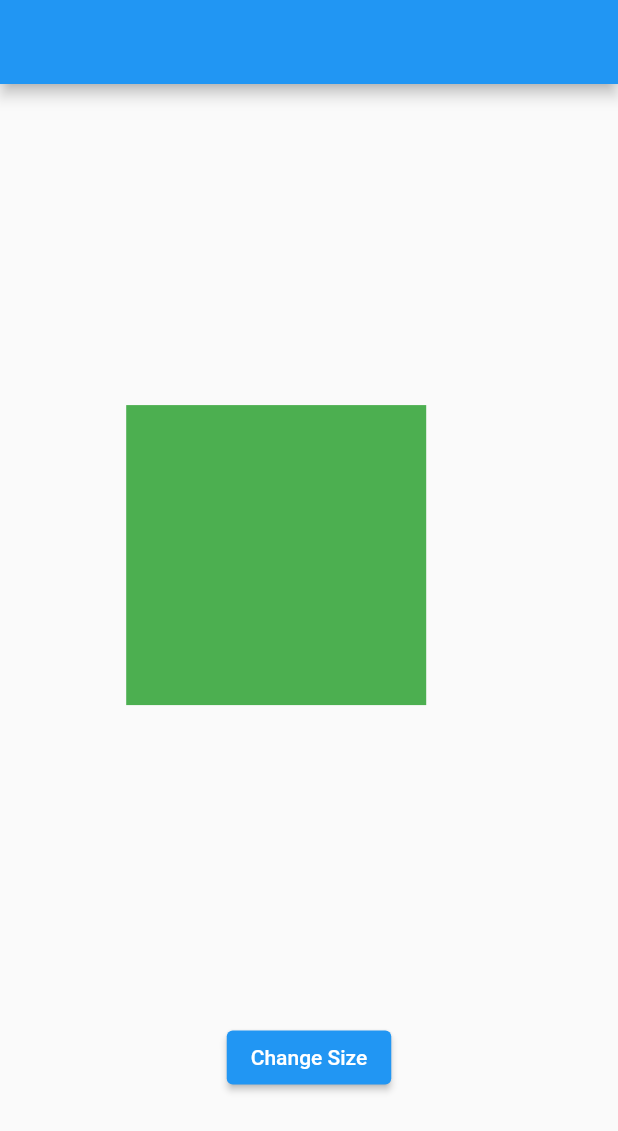
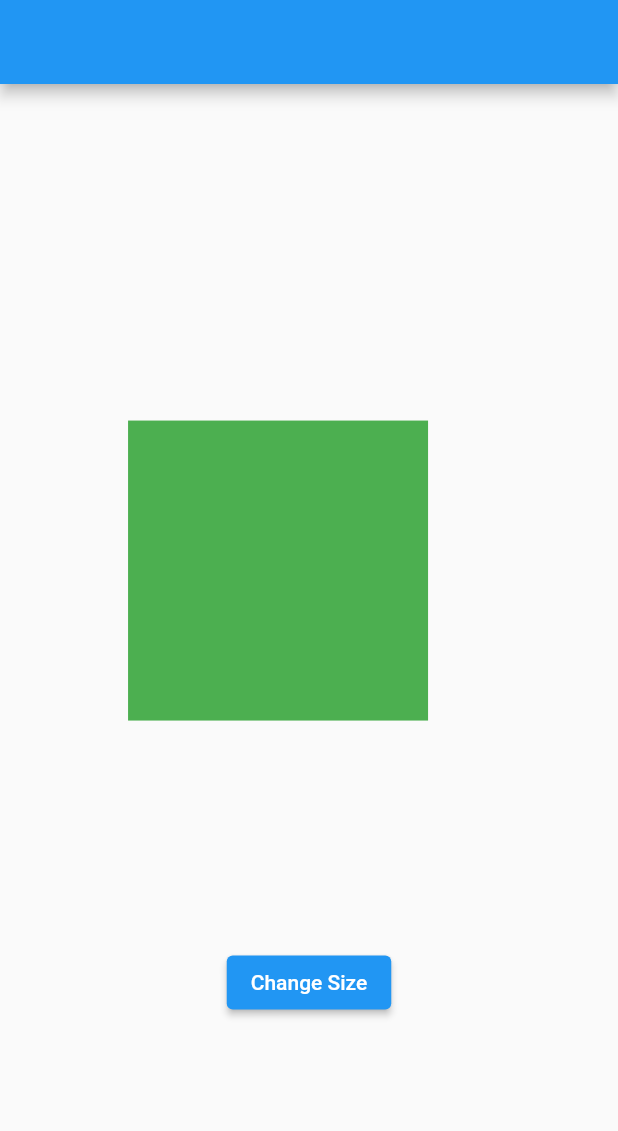
Before and after one commit to DaemonAssassin/built-in-explicit-animations-flutter, a Flutter app: the screen it shows after launch, on a phone screen of 412 x 824 dp. Shown: the top 1131 px of the screen. Run offline on Flutter 3.47's test engine with Material 2 defaults, Android fonts, the phone set to English and light mode, and no system bars.

Commit message:
Done with Built-in Explicit Animations

```diff
--- a/lib/transitions_widgets/align_transition.dart
+++ b/lib/transitions_widgets/align_transition.dart
@@ -48,13 +48,11 @@ class _MyAlignTransitionState extends State<MyAlignTransition>
       child: Column(
         mainAxisAlignment: MainAxisAlignment.center,
         children: [
-          SizedBox(
-            width: double.infinity,
-            height: 500.0,
-            child: AlignTransition(
-              alignment: _animation,
-              child: _buildChild(),
-            ),
+          AlignTransition(
+            alignment: _animation,
+            heightFactor: 2.0,
+            widthFactor: 2.0,
+            child: _buildChild(),
           ),
           addVerticalSpace(30),
           buildButton(
```
